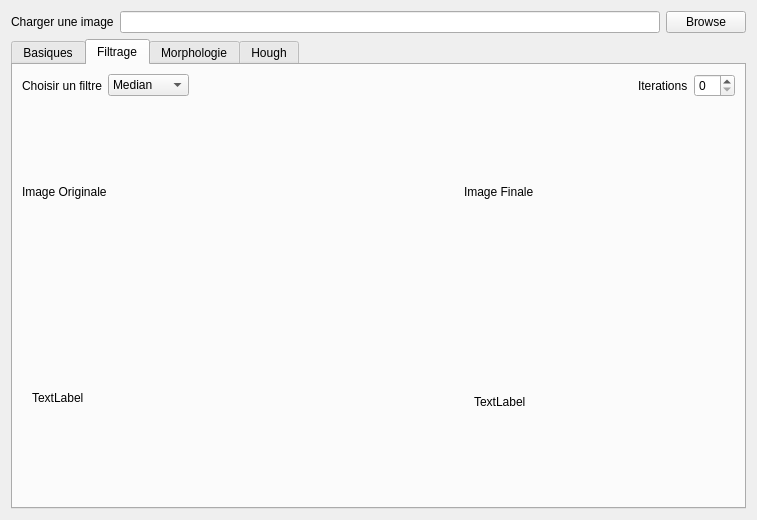
The window that form.ui (medmac01/Basic-image-editor) describes before a commit, drawn with Qt 5.
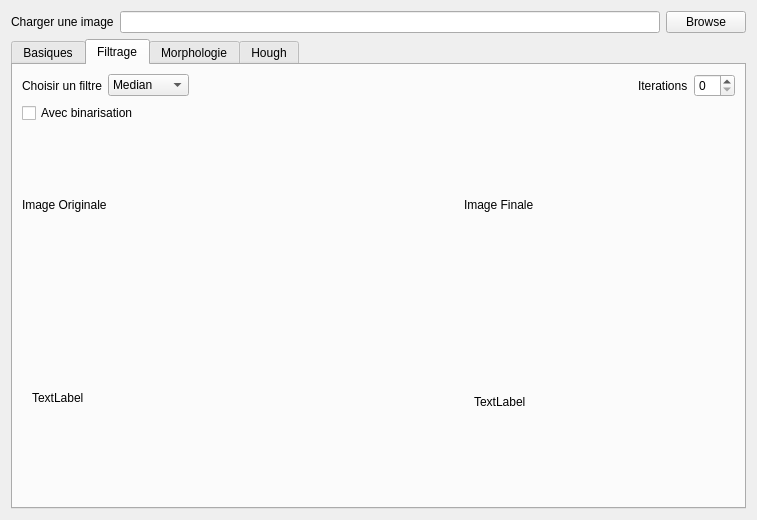
The same window after the commit. The open tabs and pages were chosen to show the change.

```diff
--- a/form.ui
+++ b/form.ui
@@ -297,6 +297,13 @@
              </item>
             </layout>
            </item>
+           <item>
+            <widget class="QCheckBox" name="binary">
+             <property name="text">
+              <string>Avec binarisation</string>
+             </property>
+            </widget>
+           </item>
            <item>
             <layout class="QHBoxLayout" name="horizontalLayout_12">
              <item>
```
Left out of the diff: 50 changed lines with no effect on the pictures.
